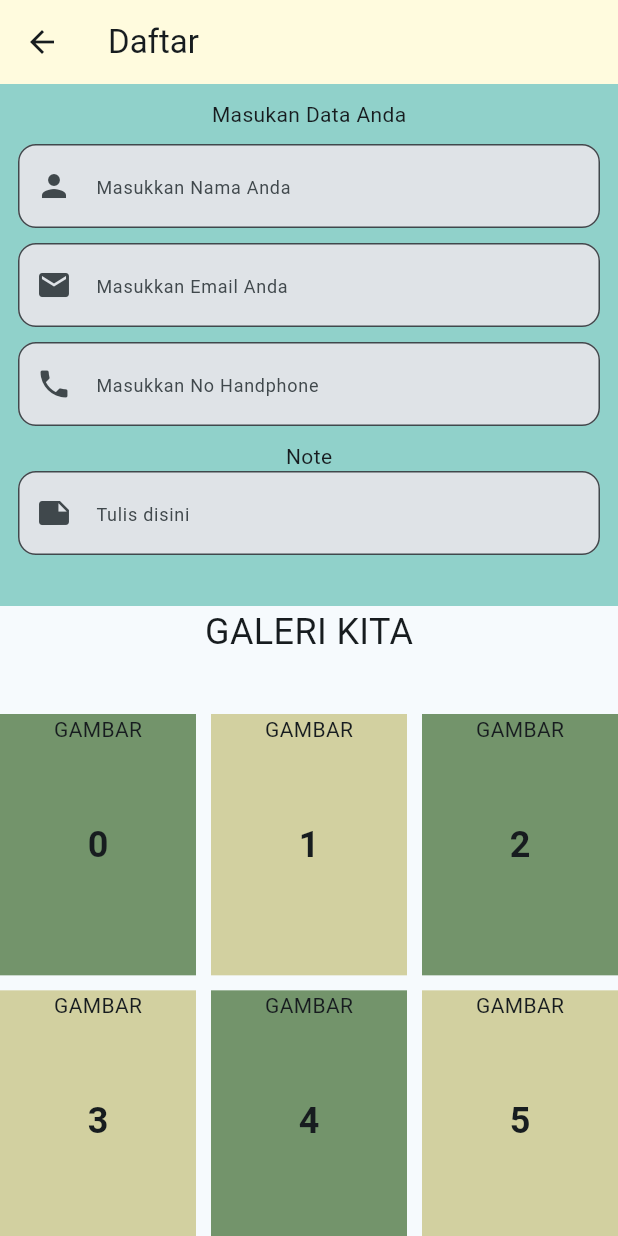
After one commit to AnwarSeptian/ppkd_anwar, a Flutter app: the TugasTiga screen opened directly, on a phone screen of 412 x 824 dp. The commit adds this screen. Run offline on Flutter 3.47's test engine with Material 3 defaults, Android fonts, the phone set to English and light mode, and no system bars.

Commit message:
update meet4

```diff
--- /dev/null
+++ b/lib/meet_4/tugas_3_flutter.dart
@@ -0,0 +1,164 @@
+import 'package:flutter/material.dart';
+
+class TugasTiga extends StatelessWidget {
+  const TugasTiga({super.key});
+
+  @override
+  Widget build(BuildContext context) {
+    return Scaffold(
+      appBar: AppBar(backgroundColor: Color(0xffFFFBDE), title: Text("Daftar")),
+      body: Column(
+        children: [
+          Expanded(
+            child: Container(
+              padding: const EdgeInsets.symmetric(horizontal: 12),
+              color: Color(0xff90D1CA),
+              child: Column(
+                children: [
+                  SizedBox(height: 10),
+                  Text("Masukan Data Anda"),
+                  SizedBox(height: 10),
+                  TextField(
+                    decoration: InputDecoration(
+                      hintText: "Masukkan Nama Anda",
+                      hintStyle: TextStyle(fontSize: 12),
+                      filled: true,
+                      border: OutlineInputBorder(
+                        borderRadius: BorderRadius.circular(12),
+                        borderSide: BorderSide(
+                          color: Color(0xffFFFBDE),
+                          width: 1,
+                        ),
+                      ),
+                      focusedBorder: OutlineInputBorder(
+                        borderRadius: BorderRadius.vertical(),
+                        borderSide: BorderSide(
+                          color: Color(0xffFFFBDE),
+                          width: 4,
+                        ),
+                      ),
+                      prefixIcon: Icon(Icons.person),
+                    ),
+                  ),
+                  SizedBox(height: 10),
+                  TextField(
+                    decoration: InputDecoration(
+                      hintText: "Masukkan Email Anda",
+                      hintStyle: TextStyle(fontSize: 12),
+                      filled: true,
+                      border: OutlineInputBorder(
+                        borderRadius: BorderRadius.circular(12),
+                        borderSide: BorderSide(
+                          color: Color(0xffFFFBDE),
+                          width: 1,
+                        ),
+                      ),
+                      focusedBorder: OutlineInputBorder(
+                        borderRadius: BorderRadius.vertical(),
+                        borderSide: BorderSide(
+                          color: Color(0xffFFFBDE),
+                          width: 4,
+                        ),
+                      ),
+                      prefixIcon: Icon(Icons.email),
+                    ),
+                  ),
+                  SizedBox(height: 10),
+                  TextField(
+                    decoration: InputDecoration(
+                      hintText: "Masukkan No Handphone",
+                      hintStyle: TextStyle(fontSize: 12),
+                      filled: true,
+                      border: OutlineInputBorder(
+                        borderRadius: BorderRadius.circular(12),
+                        borderSide: BorderSide(
+                          color: Color(0xffFFFBDE),
+                          width: 10,
+                        ),
+                      ),
+                      focusedBorder: OutlineInputBorder(
+                        borderRadius: BorderRadius.vertical(),
+                        borderSide: BorderSide(
+                          color: Color(0xffFFFBDE),
+                          width: 4,
+                        ),
+                      ),
+                      prefixIcon: Icon(Icons.phone),
+                    ),
+                  ),
+
+                  SizedBox(height: 10),
+                  Text("Note"),
+                  TextField(
+                    decoration: InputDecoration(
+                      hintText: "Tulis disini",
+                      hintStyle: TextStyle(fontSize: 12),
+                      filled: true,
+                      border: OutlineInputBorder(
+                        borderRadius: BorderRadius.circular(12),
+                        borderSide: BorderSide(
+                          color: Color(0xffFFFBDE),
+                          width: 1,
+                        ),
+                      ),
+                      focusedBorder: OutlineInputBorder(
+                        borderRadius: BorderRadius.vertical(),
+                        borderSide: BorderSide(
+                          color: Color(0xffFFFBDE),
+                          width: 4,
+                        ),
+                      ),
+                      prefixIcon: Icon(Icons.note),
+                    ),
+                  ),
+                  SizedBox(height: 24),
+                ],
+              ),
+            ),
+          ),
+          Text.rich(
+            TextSpan(text: "GALERI KITA", style: TextStyle(fontSize: 24)),
+          ),
+          SizedBox(height: 38),
+          Expanded(
+            child: GridView.builder(
+              shrinkWrap: true,
+
+              // physics: NeverScrollableScrollPhysics(),
+              gridDelegate: const SliverGridDelegateWithFixedCrossAxisCount(
+                crossAxisCount: 3,
+                childAspectRatio: 3 / 4,
+                crossAxisSpacing: 10,
+                mainAxisSpacing: 10,
+              ),
+              itemCount: 9,
+              itemBuilder: (BuildContext context, int index) {
+                return Stack(
+                  alignment: Alignment.center,
+                  children: [
+                    Container(
+                      alignment: Alignment.center,
+                      color:
+                          index % 2 == 0
+                              ? Color(0xff73946B)
+                              : Color(0xffD2D0A0),
+                      child: Text(
+                        index.toString(),
+
+                        style: TextStyle(
+                          fontWeight: FontWeight.bold,
+                          fontSize: 24,
+                        ),
+                      ),
+                    ),
+                    Column(children: [Text("GAMBAR")]),
+                  ],
+                );
+              },
+            ),
+          ),
+        ],
+      ),
+    );
+  }
+}
```
Also changed, not shown: lib/main.dart (+2 -5 lines), lib/meet_2/tugas_2_flutter.dart (+6 -8 lines), lib/meet_3/meet3b.dart (added, +64 -0 lines), lib/meet_3/meet3c.dart (added, +57 -0 lines), lib/meet_3/meet_3a.dart (added, +71 -0 lines), lib/meet_4/tugas_4_flutter.dart (added, +211 -0 lines), assets/images/Ultra.webp (added), assets/images/bearbrand.webp (added), assets/images/molto.jpg (added), lib/meet_2/meet_2.dart (line endings or trailing spaces), 1 other file.
